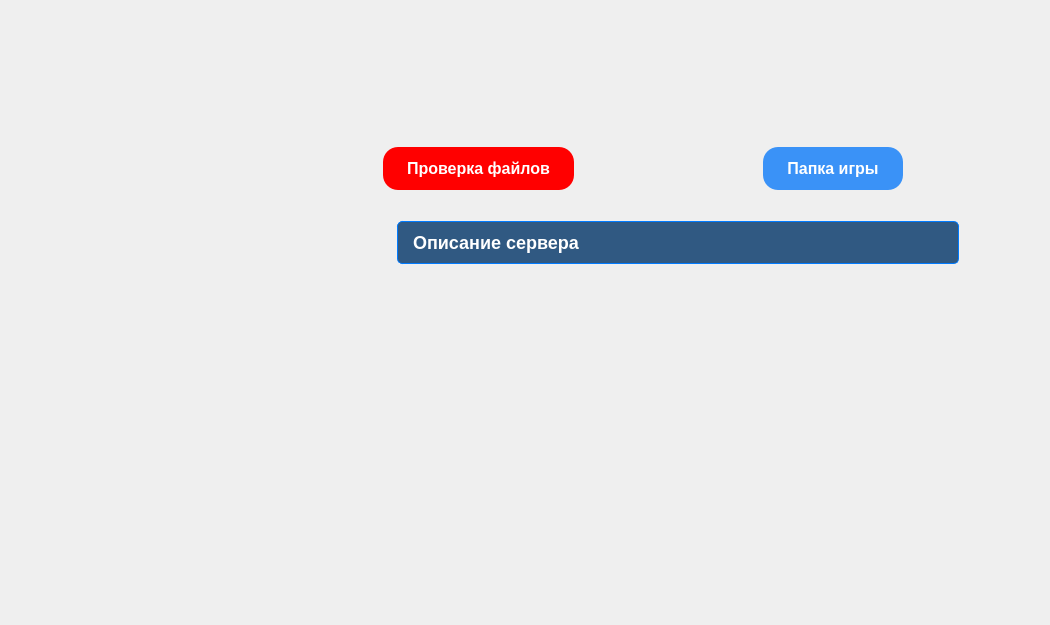
Above: src/launcher/design/design.ui from izharus/tfc_halloween_launcher before the change. Below: the same form after it.
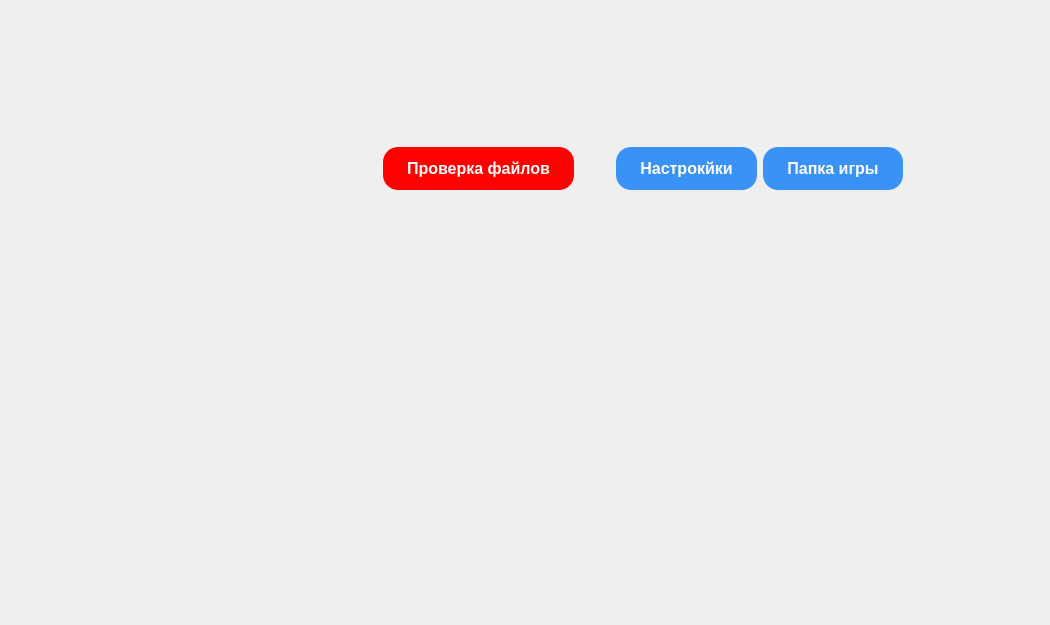
That is the form after the change. The open tabs and pages were chosen to show the change. Icons and pictures are not drawn.

Commit message: feat(design): add modpack_options widget

```diff
--- a/src/launcher/design/design.ui
+++ b/src/launcher/design/design.ui
@@ -1113,8 +1113,8 @@
              </layout>
             </widget>
             <widget class="QWidget" name="server_settings_page">
-             <layout class="QFormLayout" name="formLayout_3">
-              <item row="0" column="0">
+             <layout class="QHBoxLayout" name="horizontalLayout_7">
+              <item>
                <widget class="QWidget" name="widget_server_widget" native="true">
                 <property name="minimumSize">
                  <size>
@@ -1127,13 +1127,32 @@
                 </property>
                 <layout class="QGridLayout" name="gridLayout_8">
                  <item row="0" column="0">
-                  <layout class="QGridLayout" name="gridLayout"/>
-                 </item>
-                </layout>
+                  <layout class="QGridLayout" name="gridLayout">
+                   <item row="0" column="0">
+                    <widget class="QScrollArea" name="scrollArea_2">
+                     <property name="widgetResizable">
+                      <bool>true</bool>
+                     </property>
+                     <widget class="QWidget" name="scrollAreaWidgetContents_2">
+                      <property name="geometry">
+                       <rect>
+                        <x>0</x>
+                        <y>0</y>
+                        <width>280</width>
+                        <height>452</height>
+                       </rect>
+                      </property>
+                      <layout class="QVBoxLayout" name="verticalLayout_7"/>
+                     </widget>
+                    </widget>
+                   </item>
+                  </layout>
+                 </item>
+                </layout>
                </widget>
               </item>
-              <item row="0" column="1">
-               <layout class="QVBoxLayout" name="verticalLayout_4">
+              <item>
+               <layout class="QVBoxLayout" name="verticalLayout_13">
                 <item>
                  <layout class="QHBoxLayout" name="horizontalLayout_4">
                   <item>
@@ -1179,6 +1198,37 @@
                     </property>
                    </spacer>
                   </item>
+                  <item>
+                   <widget class="QPushButton" name="pushButton_modpack_options">
+                    <property name="styleSheet">
+                     <string notr="true">QPushButton {
+  background-color: #3A92F7;
+  border: none;
+  border-radius: 15px;
+  padding: 12px 24px;
+  color: #FFFFFF;
+  font-weight: bold;
+  text-align: center;
+  text-decoration: none;
+  font-size: 16px;
+}
+
+QPushButton:hover {
+  background-color: #303EF7;
+}
+
+
+QPushButton:pressed {
+  background-color: #1000F7;
+  border: 1px solid #00274D;
+}
+</string>
+                    </property>
+                    <property name="text">
+                     <string>Настрокйки</string>
+                    </property>
+                   </widget>
+                  </item>
                   <item>
                    <widget class="QPushButton" name="pushButton_open_modpack_dir">
                     <property name="styleSheet">
@@ -1235,20 +1285,39 @@
                  </layout>
                 </item>
                 <item>
-                 <widget class="QScrollArea" name="scrollArea_2">
+                 <widget class="QStackedWidget" name="stackedWidget_modpack_options">
+                  <property name="minimumSize">
+                   <size>
+                    <width>600</width>
+                    <height>0</height>
+                   </size>
+                  </property>
+                  <property name="styleSheet">
+                   <string notr="true">
+    background-color: rgba(255, 255, 255, 0);  /* Полностью прозрачный фон */
+    border: none; /* Убирает границу */
+</string>
+                  </property>
+                  <property name="currentIndex">
+                   <number>1</number>
+                  </property>
+                  <widget class="QWidget" name="page_server_description">
+                   <layout class="QVBoxLayout" name="verticalLayout_4">
+                    <item>
+                     <widget class="QScrollArea" name="scrollArea_serve_description">
                   <property name="widgetResizable">
                    <bool>true</bool>
                   </property>
-                  <widget class="QWidget" name="scrollAreaWidgetContents_2">
+                      <widget class="QWidget" name="scrollAreaWidgetContents_3">
                    <property name="geometry">
                     <rect>
                      <x>0</x>
                      <y>0</y>
-                     <width>588</width>
-                     <height>398</height>
-                    </rect>
-                   </property>
-                   <layout class="QVBoxLayout" name="verticalLayout_7">
+                         <width>582</width>
+                         <height>380</height>
+                        </rect>
+                       </property>
+                       <layout class="QVBoxLayout" name="verticalLayout_14">
                     <item>
                      <widget class="QLabel" name="label_server_description">
                       <property name="styleSheet">
@@ -1273,7 +1342,7 @@
                      </widget>
                     </item>
                     <item>
-                     <spacer name="verticalSpacer_6">
+                         <spacer name="verticalSpacer_5">
                       <property name="orientation">
                        <enum>Qt::Orientation::Vertical</enum>
                       </property>
@@ -1284,6 +1353,36 @@
                        </size>
                       </property>
                      </spacer>
+                        </item>
+                       </layout>
+                      </widget>
+                     </widget>
+                    </item>
+                   </layout>
+                  </widget>
+                  <widget class="QWidget" name="page_modpack_options">
+                   <layout class="QVBoxLayout" name="verticalLayout_15">
+                    <item>
+                     <widget class="QScrollArea" name="scrollArea_modpack_options">
+                      <property name="widgetResizable">
+                       <bool>true</bool>
+                      </property>
+                      <widget class="QWidget" name="scrollAreaWidgetContents_4">
+                       <property name="geometry">
+                        <rect>
+                         <x>0</x>
+                         <y>0</y>
+                         <width>582</width>
+                         <height>380</height>
+                        </rect>
+                       </property>
+                       <layout class="QVBoxLayout" name="verticalLayout_17">
+                        <item>
+                         <layout class="QVBoxLayout" name="verticalLayout_modpack_options"/>
+                        </item>
+                       </layout>
+                      </widget>
+                     </widget>
                     </item>
                    </layout>
                   </widget>
```
Left out of the diff: 4 changed lines with no effect on the pictures. Lines whose indentation alone changed are shown as unchanged. The commit also changes 1 other file.
